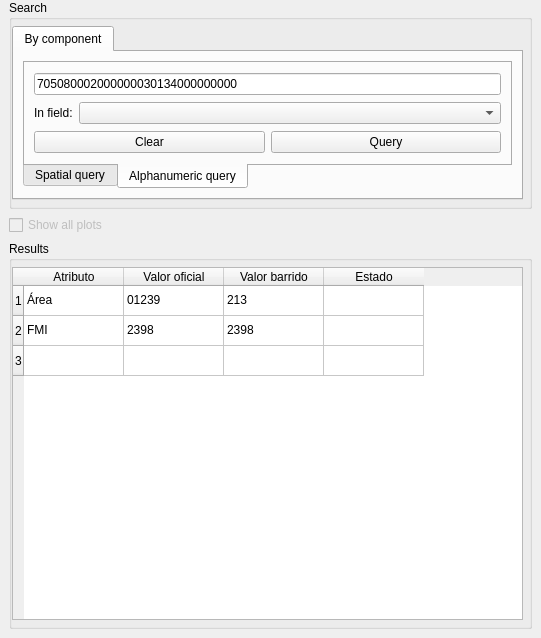
Above: asistente_ladm_col/ui/dockwidget_changes.ui from SwissTierrasColombia/Asistente-LADM-COL before the change. Below: the same form after it.
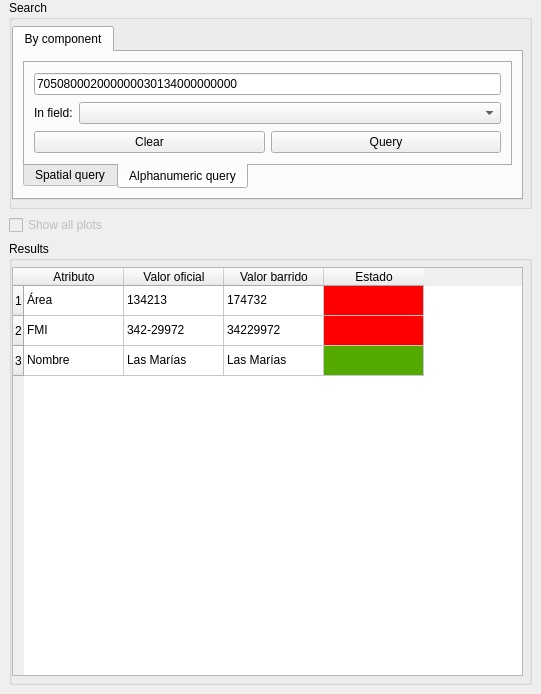
That is the form after the change. Custom widgets are drawn as their Qt base class.

Commit message: [changes] Add function to get initial info from parcels for the 'Change detection' module

```diff
--- a/asistente_ladm_col/ui/dockwidget_changes.ui
+++ b/asistente_ladm_col/ui/dockwidget_changes.ui
@@ -7,7 +7,7 @@
     <x>0</x>
     <y>0</y>
     <width>541</width>
-    <height>638</height>
+    <height>694</height>
    </rect>
   </property>
   <property name="minimumSize">
@@ -255,12 +255,12 @@
          </item>
          <item row="0" column="1">
           <property name="text">
-           <string>01239</string>
+           <string>134213</string>
           </property>
          </item>
          <item row="0" column="2">
           <property name="text">
-           <string>213</string>
+           <string>174732</string>
           </property>
          </item>
          <item row="0" column="3">
@@ -268,10 +268,10 @@
            <string/>
           </property>
           <property name="background">
-           <brush brushstyle="NoBrush">
+           <brush brushstyle="SolidPattern">
             <color alpha="255">
              <red>255</red>
-             <green>85</green>
+             <green>0</green>
              <blue>0</blue>
             </color>
            </brush>
@@ -293,12 +293,12 @@
          </item>
          <item row="1" column="1">
           <property name="text">
-           <string>2398</string>
+           <string>342-29972</string>
           </property>
          </item>
          <item row="1" column="2">
           <property name="text">
-           <string>2398</string>
+           <string>34229972</string>
           </property>
          </item>
          <item row="1" column="3">
@@ -306,10 +306,10 @@
            <string/>
           </property>
           <property name="background">
-           <brush brushstyle="NoBrush">
+           <brush brushstyle="SolidPattern">
             <color alpha="255">
-             <red>0</red>
-             <green>255</green>
+             <red>255</red>
+             <green>0</green>
              <blue>0</blue>
             </color>
            </brush>
@@ -324,6 +324,32 @@
            </brush>
           </property>
          </item>
+         <item row="2" column="0">
+          <property name="text">
+           <string>Nombre</string>
+          </property>
+         </item>
+         <item row="2" column="1">
+          <property name="text">
+           <string>Las Marías</string>
+          </property>
+         </item>
+         <item row="2" column="2">
+          <property name="text">
+           <string>Las Marías</string>
+          </property>
+         </item>
+         <item row="2" column="3">
+          <property name="background">
+           <brush brushstyle="SolidPattern">
+            <color alpha="255">
+             <red>85</red>
+             <green>170</green>
+             <blue>0</blue>
+            </color>
+           </brush>
+          </property>
+         </item>
         </widget>
        </item>
       </layout>
```
The commit also changes 1 other file.
